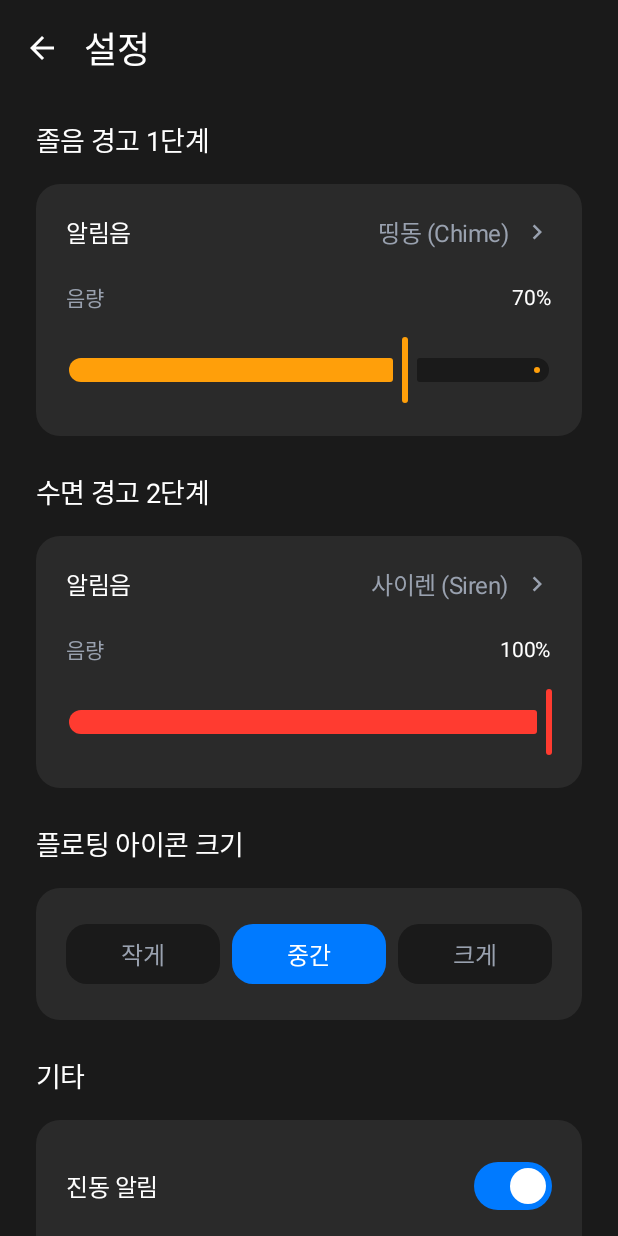
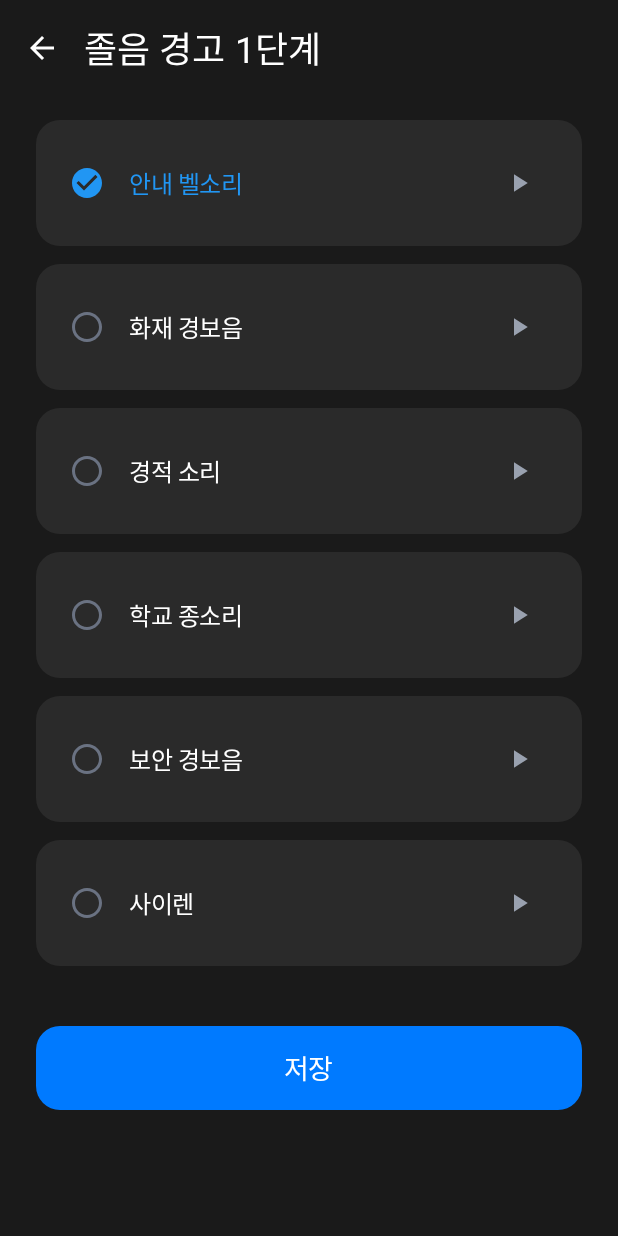
Before and after one commit to Eye-on-P-project/Android, an Android app built with Jetpack Compose: the SettingsScreen screen opened through its navigation route, after a tap on "알림음", on a phone screen of 412 x 824 dp. Run offline under Robolectric (Android 15) with nearby library versions, the phone set to English and light mode, and no system bars; our stand-ins replace Dagger/Hilt's generated code; libraries missing offline, so code that uses them is left out: androidx.camera.view; 6 statements that could not run were skipped; 1 other tap on this screen came first.

Commit message:
feat: EYE-53 implement Level 1 Alert screen with safe audio playback

```diff
--- a/app/src/main/java/ac/sbmax002/eye_on/navigation/EyeOnNavigation.kt
+++ b/app/src/main/java/ac/sbmax002/eye_on/navigation/EyeOnNavigation.kt
@@ -13,6 +13,7 @@ import ac.sbmax002.eye_on.ui.statistics.StatisticsScreen
 import ac.sbmax002.eye_on.ui.statistics.DetailScreen
 import ac.sbmax002.eye_on.ui.statistics.StatisticsViewModel
 import ac.sbmax002.eye_on.ui.settings.SettingsScreen
+import ac.sbmax002.eye_on.ui.settings.Level1AlertScreen
 
 /**
  * 앱의 메인 네비게이션 컴포저블
@@ -77,6 +78,16 @@ fun EyeOnApp(
         // 4. 설정 화면
         composable(Routes.SETTINGS) {
             SettingsScreen(
+                onNavigateBack = { navController.popBackStack() },
+                onNavigateToLevel1Alert = {
+                    navController.navigate(Routes.LEVEL1_ALERT)
+                }
+            )
+        }
+
+        // 5. 1단계 알림음 설정 화면
+        composable(Routes.LEVEL1_ALERT) {
+            Level1AlertScreen(
                 onNavigateBack = { navController.popBackStack() }
             )
         }
--- a/app/src/main/java/ac/sbmax002/eye_on/navigation/Routes.kt
+++ b/app/src/main/java/ac/sbmax002/eye_on/navigation/Routes.kt
@@ -12,6 +12,7 @@ object Routes {
     const val STATISTICS = "statistics"
     const val DETAIL = "detail"
     const val SETTINGS = "settings"
+    const val LEVEL1_ALERT = "level1_alert"
 
     /**
      * 상세 화면으로 이동하는 경로 생성
--- /dev/null
+++ b/app/src/main/java/ac/sbmax002/eye_on/ui/settings/Level1AlertScreen.kt
@@ -0,0 +1,515 @@
+package ac.sbmax002.eye_on.ui.settings
+
+import android.media.AudioManager
+import android.media.MediaPlayer
+import android.util.Log
+import androidx.compose.foundation.clickable
+import androidx.compose.foundation.layout.*
+import androidx.compose.foundation.rememberScrollState
+import androidx.compose.foundation.shape.RoundedCornerShape
+import androidx.compose.foundation.verticalScroll
+import androidx.compose.material.icons.Icons
+import androidx.compose.material.icons.automirrored.filled.ArrowBack
+import androidx.compose.material.icons.filled.CheckCircle
+import androidx.compose.material.icons.filled.PlayArrow
+import androidx.compose.material.icons.filled.RadioButtonUnchecked
+import androidx.compose.material3.*
+import androidx.compose.runtime.*
+import androidx.compose.ui.Alignment
+import androidx.compose.ui.Modifier
+import androidx.compose.ui.graphics.Color
+import androidx.compose.ui.platform.LocalContext
+import androidx.compose.ui.text.font.FontWeight
+import androidx.compose.ui.unit.dp
+import androidx.compose.ui.unit.sp
+import androidx.lifecycle.compose.collectAsStateWithLifecycle
+import androidx.lifecycle.viewmodel.compose.viewModel
+import kotlinx.coroutines.delay
+import kotlinx.coroutines.launch
+
+/**
+ * 1단계 졸음 경고 알림음 설정 화면
+ *
+ * Figma 디자인을 기반으로 구현된 알림음 선택 화면입니다.
+ * Row 레이아웃으로 구성된 리스트에서 알림음을 선택하고, 재생 버튼으로 미리듣기 기능을 제공합니다.
+ */
+@OptIn(ExperimentalMaterial3Api::class)
+@Composable
+fun Level1AlertScreen(
+    viewModel: SettingsViewModel = viewModel(),
+    onNavigateBack: () -> Unit
+) {
+    val uiState by viewModel.uiState.collectAsStateWithLifecycle()
+    val context = LocalContext.current
+    val scope = rememberCoroutineScope()
+    val primaryColor = MaterialTheme.colorScheme.primary
+
+    // 현재 선택된 알림음 (기존 값이 deprecated면 새 값으로 변환)
+    val initialSound = when (uiState.level1AlarmSound) {
+        AlarmSound.CHIME -> AlarmSound.BELL_NOTIFICATION
+        AlarmSound.SIREN_OLD -> AlarmSound.SIREN
+        else -> uiState.level1AlarmSound
+    }
+    var selectedSound by remember { mutableStateOf(initialSound) }
+
+    // 미리듣기 관련 상태
+    var playingSound by remember { mutableStateOf<AlarmSound?>(null) }
+    var mediaPlayer by remember { mutableStateOf<MediaPlayer?>(null) }
+
+    // MediaPlayer 정리
+    DisposableEffect(Unit) {
+        onDispose {
+            mediaPlayer?.apply {
+                try {
+                    if (isPlaying) {
+                        stop()
+                    }
+                } catch (e: Exception) {
+                    Log.e("Level1AlertScreen", "Error stopping MediaPlayer: ${e.message}")
+                }
+                try {
+                    release()
+                } catch (e: Exception) {
+                    Log.e("Level1AlertScreen", "Error releasing MediaPlayer: ${e.message}")
+                }
+            }
+            mediaPlayer = null
+            playingSound = null
+        }
+    }
+
+    Scaffold(
+        topBar = {
+            Level1AlertTopBar(onBackClick = onNavigateBack)
+        },
+        containerColor = Color(0xFF1A1A1A)
+    ) { paddingValues ->
+        Column(
+            modifier = Modifier
+                .fillMaxSize()
+                .padding(paddingValues)
+                .verticalScroll(rememberScrollState())
+                .padding(horizontal = 24.dp, vertical = 16.dp),
+            verticalArrangement = Arrangement.spacedBy(16.dp)
+        ) {
+            // 알림음 선택 리스트 (실제 파일명 기준)
+            AlarmSoundList(
+                sounds = listOf(
+                    AlarmSound.BELL_NOTIFICATION,
+                    AlarmSound.FIRE_ALARM,
+                    AlarmSound.MEGA_HORN,
+                    AlarmSound.SCHOOL_BELL,
+                    AlarmSound.SECURITY_ALARM,
+                    AlarmSound.SIREN
+                ),
+                selectedSound = selectedSound,
+                playingSound = playingSound,
+                volume = uiState.level1Volume,
+                primaryColor = primaryColor,
+                onSoundSelected = { sound ->
+                    // 리스트 클릭: 선택만 수행 (소리 재생 안 함)
+                    selectedSound = sound
+                },
+                onPlayClick = { sound ->
+                    // 재생 버튼 클릭: 소리 재생만 수행
+                    scope.launch {
+                        playPreviewSound(
+                            context = context,
+                            sound = sound,
+                            volume = uiState.level1Volume,
+                            onStart = { playingSound = sound },
+                            onComplete = { playingSound = null },
+                            getMediaPlayer = { mediaPlayer },
+                            setMediaPlayer = { mediaPlayer = it }
+                        )
+                    }
+                }
+            )
+
+            Spacer(modifier = Modifier.height(8.dp))
+
+            // 저장 버튼
+            Button(
+                onClick = {
+                    viewModel.updateLevel1AlarmSound(selectedSound)
+                    onNavigateBack()
+                },
+                modifier = Modifier
+                    .fillMaxWidth()
+                    .height(56.dp),
+                colors = ButtonDefaults.buttonColors(
+                    containerColor = Color(0xFF007AFF)
+                ),
+                shape = RoundedCornerShape(16.dp)
+            ) {
+                Text(
+                    text = "저장",
+                    color = Color.White,
+                    fontSize = 18.sp,
+                    fontWeight = FontWeight.Normal,
+                    letterSpacing = (-0.44).sp
+                )
+            }
+        }
+    }
+}
+
+/**
+ * 1단계 알림음 설정 화면의 TopAppBar
+ */
+@OptIn(ExperimentalMaterial3Api::class)
+@Composable
+private fun Level1AlertTopBar(onBackClick: () -> Unit) {
+    TopAppBar(
+        title = {
+            Text(
+                text = "졸음 경고 1단계",
+                color = Color.White,
+                fontSize = 24.sp,
+                fontWeight = FontWeight.Normal,
+                letterSpacing = 0.07.sp
+            )
+        },
+        navigationIcon = {
+            IconButton(onClick = onBackClick) {
+                Icon(
+                    imageVector = Icons.AutoMirrored.Filled.ArrowBack,
+                    contentDescription = "뒤로가기",
+                    tint = Color.White
+                )
+            }
+        },
+        colors = TopAppBarDefaults.topAppBarColors(
+            containerColor = Color(0xFF1A1A1A)
+        )
+    )
+}
+
+/**
+ * 알림음 선택 리스트
+ */
+@Composable
+private fun AlarmSoundList(
+    sounds: List<AlarmSound>,
+    selectedSound: AlarmSound,
+    playingSound: AlarmSound?,
+    volume: Int,
+    primaryColor: Color,
+    onSoundSelected: (AlarmSound) -> Unit,
+    onPlayClick: (AlarmSound) -> Unit
+) {
+    Column(
+        verticalArrangement = Arrangement.spacedBy(12.dp)
+    ) {
+        sounds.forEach { sound ->
+            AlarmSoundItem(
+                sound = sound,
+                isSelected = sound == selectedSound,
+                isPlaying = sound == playingSound,
+                primaryColor = primaryColor,
+                onSoundClick = { onSoundSelected(sound) },
+                onPlayClick = { onPlayClick(sound) }
+            )
+        }
+    }
+}
+
+/**
+ * 알림음 선택 아이템
+ * Row 레이아웃: [왼쪽] 선택 아이콘 - [중앙] 알림음 이름 - [오른쪽] 재생 버튼
+ */
+@Composable
+private fun AlarmSoundItem(
+    sound: AlarmSound,
+    isSelected: Boolean,
+    isPlaying: Boolean,
+    primaryColor: Color,
+    onSoundClick: () -> Unit,
+    onPlayClick: () -> Unit
+) {
+    Surface(
+        modifier = Modifier.fillMaxWidth(),
+        shape = RoundedCornerShape(16.dp),
+        color = Color(0xFF2A2A2A)
+    ) {
+        Row(
+            modifier = Modifier
+                .fillMaxWidth()
+                .clickable(onClick = onSoundClick)
+                .padding(22.dp),
+            horizontalArrangement = Arrangement.SpaceBetween,
+            verticalAlignment = Alignment.CenterVertically
+        ) {
+            // 왼쪽: 선택 표시 아이콘
+            Icon(
+                imageVector = if (isSelected) {
+                    Icons.Default.CheckCircle
+                } else {
+                    Icons.Default.RadioButtonUnchecked
+                },
+                contentDescription = if (isSelected) "선택됨" else "선택 안 됨",
+                tint = if (isSelected) primaryColor else Color(0xFF6A7282),
+                modifier = Modifier.size(24.dp)
+            )
+
+            Spacer(modifier = Modifier.width(16.dp))
+
+            // 중앙: 알림음 이름
+            Text(
+                text = sound.displayName,
+                color = if (isSelected) primaryColor else Color.White,
+                fontSize = 16.sp,
+                fontWeight = FontWeight.Normal,
+                letterSpacing = (-0.31).sp,
+                modifier = Modifier.weight(1f)
+            )
+
+            Spacer(modifier = Modifier.width(16.dp))
+
+            // 오른쪽: 미리듣기 재생 버튼
+            IconButton(
+                onClick = onPlayClick,
+                modifier = Modifier.size(40.dp)
+            ) {
+                Icon(
+                    imageVector = Icons.Default.PlayArrow,
+                    contentDescription = "미리듣기",
+                    tint = if (isPlaying) primaryColor else Color(0xFF99A1AF),
+                    modifier = Modifier.size(20.dp)
+                )
+            }
+        }
+    }
+}
+
+/**
+ * 미리듣기 소리 재생
+ * 재생 버튼 클릭 시에만 호출됩니다.
+ * 최대 5초간 재생하고 자동으로 멈춥니다.
+ */
+private suspend fun playPreviewSound(
+    context: android.content.Context,
+    sound: AlarmSound,
+    volume: Int,
+    onStart: () -> Unit,
+    onComplete: () -> Unit,
+    getMediaPlayer: () -> MediaPlayer?,
+    setMediaPlayer: (MediaPlayer?) -> Unit
+) {
+    val audioManager = context.getSystemService(android.content.Context.AUDIO_SERVICE) as AudioManager
+    var audioFocusRequest: Int? = null
+
+    try {
+        // 기존 재생 중지 및 정리 (중복 방지)
+        // 1. 먼저 현재 MediaPlayer 인스턴스를 가져옴
+        val existingPlayer = getMediaPlayer()
+
+        // 2. 기존 MediaPlayer가 있으면 정리
+        existingPlayer?.apply {
+            try {
+                if (isPlaying) {
+                    stop()
+                    Log.d("Level1Alert", "Stopped existing player")
+                }
+            } catch (e: Exception) {
+                Log.e("Level1Alert", "Error stopping existing player: ${e.message}")
+            }
+            try {
+                release()
+                Log.d("Level1Alert", "Released existing player")
+            } catch (e: Exception) {
+                Log.e("Level1Alert", "Error releasing existing player: ${e.message}")
+            }
+        }
+
+        // 3. 상태 변수를 null로 설정 (다음 재생을 위해)
+        setMediaPlayer(null)
+
+        // 확장자 제거 (.mp3 등)
+        val resName = sound.fileName.removeSuffix(".mp3")
+            .removeSuffix(".wav")
+            .removeSuffix(".ogg")
+
+        Log.d("Level1Alert", "=== Sound Playback Debug ===")
+        Log.d("Level1Alert", "resName: $resName")
+        Log.d("Level1Alert", "volume: $volume")
+
+        // 리소스 ID 가져오기
+        val resourceId = context.resources.getIdentifier(
+            resName,
+            "raw",
+            context.packageName
+        )
+
+        Log.d("Level1Alert", "resId: $resourceId")
+
+        if (resourceId == 0) {
+            Log.e("Level1Alert", "Resource not found: $resName (original: ${sound.fileName})")
+            onComplete()
+            return
+        }
+
+        // 오디오 포커스 요청
+        val focusRequest = audioManager.requestAudioFocus(
+            null, // AudioManager.OnAudioFocusChangeListener (null이면 기본 동작)
+            AudioManager.STREAM_MUSIC, // 스트림 타입
+            AudioManager.AUDIOFOCUS_GAIN_TRANSIENT // 일시적인 포커스 (짧은 재생용)
+        )
+
+        audioFocusRequest = focusRequest
+
+        Log.d("Level1Alert", "Audio focus request result: $focusRequest")
+
+        if (focusRequest != AudioManager.AUDIOFOCUS_REQUEST_GRANTED) {
+            Log.w("Level1Alert", "Audio focus not granted. Result: $focusRequest")
+            // 포커스를 받지 못해도 재생 시도 (일부 기기에서는 작동할 수 있음)
+        }
+
+        // MediaPlayer 수동 생성 (스트림 타입을 prepare 전에 설정하기 위해)
+        val mediaPlayer = MediaPlayer()
+
+        try {
+            // 스트림 타입 설정 (prepare 전에 호출해야 함)
+            mediaPlayer.setAudioStreamType(AudioManager.STREAM_MUSIC)
+
+            // 데이터 소스 설정
+            val assetFileDescriptor = context.resources.openRawResourceFd(resourceId)
+            mediaPlayer.setDataSource(
+                assetFileDescriptor.fileDescriptor,
+                assetFileDescriptor.startOffset,
+                assetFileDescriptor.length
+            )
+            assetFileDescriptor.close()
+
+            // 준비
+            mediaPlayer.prepare()
+
+            Log.d("Level1Alert", "MediaPlayer prepared successfully")
+
+            // 음량 설정 (0.0f ~ 1.0f)
+            val volumeLevel = (volume / 100f).coerceIn(0f, 1f)
+            mediaPlayer.setVolume(volumeLevel, volumeLevel)
+            Log.d("Level1Alert", "Volume set: $volumeLevel (from $volume)")
+
+            // 재생 완료 리스너
+            mediaPlayer.setOnCompletionListener {
+                Log.d("Level1Alert", "Playback completed")
+                // 오디오 포커스 해제
+                if (focusRequest == AudioManager.AUDIOFOCUS_REQUEST_GRANTED) {
+                    audioManager.abandonAudioFocus(null)
+                    Log.d("Level1Alert", "Audio focus abandoned")
+                }
+                onComplete()
+                try {
+                    mediaPlayer.release()
+                } catch (e: Exception) {
+                    Log.e("Level1Alert", "Error releasing on completion: ${e.message}")
+                }
+                setMediaPlayer(null)
+            }
+
+            // 에러 리스너
+            mediaPlayer.setOnErrorListener { _, what, extra ->
+                Log.e("Level1Alert", "MediaPlayer error: what=$what, extra=$extra")
+                // 오디오 포커스 해제
+                if (focusRequest == AudioManager.AUDIOFOCUS_REQUEST_GRANTED) {
+                    audioManager.abandonAudioFocus(null)
+                    Log.d("Level1Alert", "Audio focus abandoned on error")
+                }
+                onComplete()
+                try {
+                    mediaPlayer.release()
+                } catch (e: Exception) {
+                    Log.e("Level1Alert", "Error releasing on error: ${e.message}")
+                }
+                setMediaPlayer(null)
+                true
+            }
+
+            // 재생 시작
+            Log.d("Level1Alert", "Starting playback...")
+            onStart()
+            mediaPlayer.start()
+            setMediaPlayer(mediaPlayer)
+
+            // 재생 상태 확인
+            delay(100) // 재생 시작 대기
+            val isActuallyPlaying = mediaPlayer.isPlaying
+            Log.d("Level1Alert", "Playback started. isPlaying: $isActuallyPlaying")
+
+            if (!isActuallyPlaying) {
+                Log.e("Level1Alert", "MediaPlayer start() called but not playing!")
+                // 재시도
+                try {
+                    mediaPlayer.start()
+                    delay(100)
+                    Log.d("Level1Alert", "Retry start. isPlaying: ${mediaPlayer.isPlaying}")
+                } catch (e: Exception) {
+                    Log.e("Level1Alert", "Error retrying playback: ${e.message}", e)
+                }
+            }
+
+            // 최대 5초 후 자동 중지
+            val duration = mediaPlayer.duration
+            val playDuration = if (duration > 0 && duration < 5000) {
+                duration.toLong()
+            } else {
+                5000L
+            }
+
+            Log.d("Level1Alert", "Duration: ${duration}ms, Will play for: ${playDuration}ms")
+
+            delay(playDuration)
+
+            // 아직 재생 중이면 중지
+            if (mediaPlayer.isPlaying) {
+                Log.d("Level1Alert", "Stopping playback after ${playDuration}ms")
+                try {
+                    mediaPlayer.stop()
+                } catch (e: Exception) {
+                    Log.e("Level1Alert", "Error stopping after delay: ${e.message}")
+                }
+                // 오디오 포커스 해제
+                if (focusRequest == AudioManager.AUDIOFOCUS_REQUEST_GRANTED) {
+                    audioManager.abandonAudioFocus(null)
+                    Log.d("Level1Alert", "Audio focus abandoned after delay")
+                }
+                onComplete()
+                try {
+                    mediaPlayer.release()
+                } catch (e: Exception) {
+                    Log.e("Level1Alert", "Error releasing after delay: ${e.message}")
+                }
+                setMediaPlayer(null)
+            } else {
+                Log.d("Level1Alert", "Playback already finished")
+            }
+
+        } catch (e: Exception) {
+            Log.e("Level1Alert", "Error during playback: ${e.message}", e)
+            // 오디오 포커스 해제
+            if (focusRequest == AudioManager.AUDIOFOCUS_REQUEST_GRANTED) {
+                audioManager.abandonAudioFocus(null)
+                Log.d("Level1Alert", "Audio focus abandoned on exception")
+            }
+            onComplete()
+            try {
+                mediaPlayer.release()
+            } catch (ex: Exception) {
+                Log.e("Level1Alert", "Error releasing on Exception: ${ex.message}")
+            }
+            setMediaPlayer(null)
+        }
+
+    } catch (e: Exception) {
+        Log.e("Level1Alert", "Error creating MediaPlayer: ${e.message}", e)
+        // 오디오 포커스 해제
+        audioFocusRequest?.let {
+            if (it == AudioManager.AUDIOFOCUS_REQUEST_GRANTED) {
+                audioManager.abandonAudioFocus(null)
+                Log.d("Level1Alert", "Audio focus abandoned on outer exception")
+            }
+        }
+        onComplete()
+    }
+}
--- a/app/src/main/java/ac/sbmax002/eye_on/ui/settings/SettingsScreen.kt
+++ b/app/src/main/java/ac/sbmax002/eye_on/ui/settings/SettingsScreen.kt
@@ -31,7 +31,8 @@ import androidx.lifecycle.viewmodel.compose.viewModel
 @Composable
 fun SettingsScreen(
     viewModel: SettingsViewModel = viewModel(),
-    onNavigateBack: () -> Unit
+    onNavigateBack: () -> Unit,
+    onNavigateToLevel1Alert: () -> Unit = {}
 ) {
     val uiState by viewModel.uiState.collectAsStateWithLifecycle()
 
@@ -56,7 +57,7 @@ fun SettingsScreen(
                 AlarmSoundSelector(
                     label = "알림음",
                     currentSound = uiState.level1AlarmSound,
-                    onSoundClick = { /* TODO: 알림음 선택 다이얼로그 */ }
+                    onSoundClick = onNavigateToLevel1Alert
                 )
 
                 Spacer(modifier = Modifier.height(20.dp))
```
Also changed, not shown: app/src/main/java/ac/sbmax002/eye_on/ui/settings/SettingsUiState.kt (+18 -4 lines), 6 other files.
